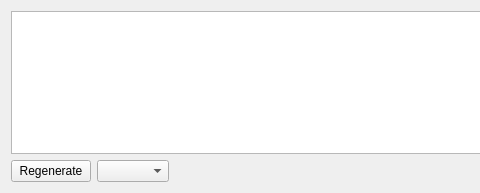
The window that src/GenerateCommitMessageDialog.ui (soramimi/Guitar) describes before a commit, drawn with Qt 5; both pictures show x 0 to 480 and y 0 to 193 of the 763 by 193 pixel window.
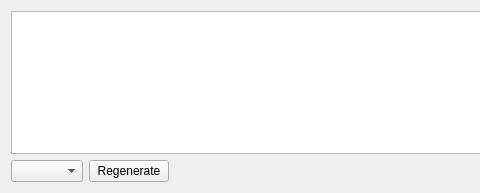
The same window after the commit.

Commit message: Refine the commit message dialog layout and button placement.

Patch:
```diff
--- a/src/GenerateCommitMessageDialog.ui
+++ b/src/GenerateCommitMessageDialog.ui
@@ -26,13 +26,6 @@
    </item>
    <item>
     <layout class="QHBoxLayout" name="horizontalLayout">
-     <item>
-      <widget class="QPushButton" name="pushButton_regenerate">
-       <property name="text">
-        <string>Regenerate</string>
-       </property>
-      </widget>
-     </item>
      <item>
       <widget class="QFrame" name="frame">
        <property name="minimumSize">
@@ -63,6 +56,13 @@
         <item>
          <widget class="QComboBox" name="comboBox_ai_models"/>
         </item>
+        <item>
+         <widget class="QPushButton" name="pushButton_regenerate">
+          <property name="text">
+           <string>Regenerate</string>
+          </property>
+         </widget>
+        </item>
         <item>
          <spacer name="horizontalSpacer">
           <property name="orientation">
```
Left out of the diff: 1 changed line with no effect on the pictures. The commit also changes 1 other file.
